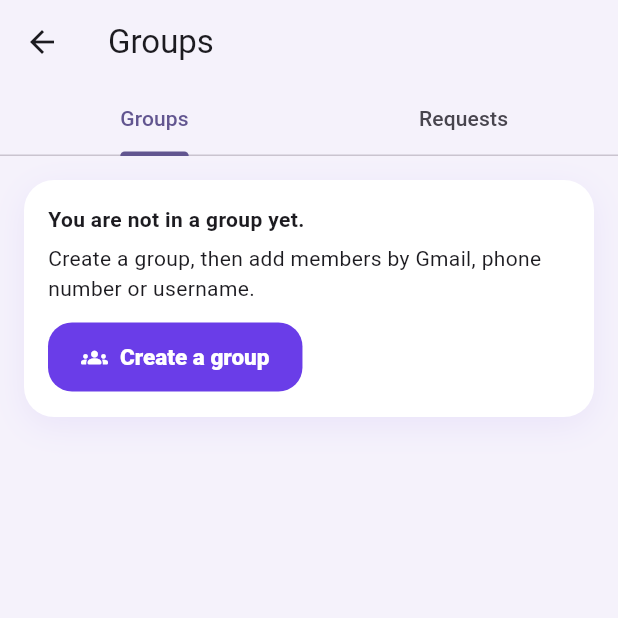
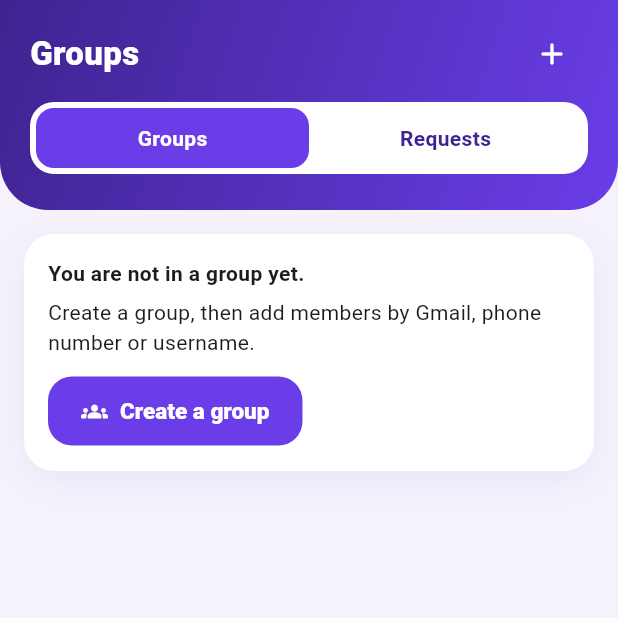
Before and after one commit to musarafique96/household-app, a Flutter app: the FamilyScreen screen opened directly, on a phone screen of 412 x 824 dp, the top half of it. Run offline on Flutter 3.47's test engine with Material 3 defaults, Android fonts, the phone set to English and light mode, and no system bars; our stand-ins replace cloud_firestore, firebase_auth, firebase_core, google_sign_in, local_auth, pdf and 3 more; accounts and stored records are empty.

Commit message:
Groups screen: Accounts-style header, Groups/Requests toggle, show errors instead of spinning
Co-Authored-By: Claude Haiku 5.5 <noreply@anthropic.com>
Claude-Session: https://claude.ai/code/session_01GxBEEVz6jtd6JGLstdxmYE

```diff
--- a/lib/screens/family_screen.dart
+++ b/lib/screens/family_screen.dart
@@ -26,6 +26,7 @@ class FamilyScreen extends StatefulWidget {
 class _FamilyScreenState extends State<FamilyScreen> {
   late Future<_GroupsData> _future;
   bool _busy = false;
+  bool _showRequests = false;
 
   String? get _me => CloudAuth.currentUser?.uid;
   String get _myName => Session.current.value?.name ?? 'Member';
@@ -33,10 +34,13 @@ class _FamilyScreenState extends State<FamilyScreen> {
   @override
   void initState() {
     super.initState();
-    _future = _load();
+    _future = _fetch();
   }
 
-  void _reload() => setState(() => _future = _load());
+  // Gives up after 20 seconds, so a slow or offline connection shows an error instead of spinning forever.
+  Future<_GroupsData> _fetch() => _load().timeout(const Duration(seconds: 20));
+
+  void _reload() => setState(() => _future = _fetch());
 
   void _snack(String text) {
     if (!mounted) return;
@@ -177,39 +181,95 @@ class _FamilyScreenState extends State<FamilyScreen> {
 
   @override
   Widget build(BuildContext context) {
-    return DefaultTabController(
-      length: 2,
-      child: Scaffold(
-        appBar: AppBar(
-          title: const Text('Groups'),
-          bottom: const TabBar(
-            tabs: [Tab(text: 'Groups'), Tab(text: 'Requests')],
+    final signedIn = CloudAuth.currentUser != null;
+    return Scaffold(
+      body: Column(
+        children: [
+          GradientHeader(
+            child: Column(
+              children: [
+                Row(
+                  children: [
+                    const Text('Groups',
+                        style: TextStyle(
+                            color: Colors.white, fontSize: 22, fontWeight: FontWeight.w800)),
+                    const Spacer(),
+                    if (signedIn)
+                      IconButton(
+                        tooltip: 'Create group',
+                        onPressed: _busy ? null : _createGroup,
+                        icon: const Icon(Icons.add_rounded, color: Colors.white),
+                      ),
+                  ],
+                ),
+                const SizedBox(height: 8),
+                Container(
+                  padding: const EdgeInsets.all(4),
+                  decoration: BoxDecoration(
+                    color: Colors.white,
+                    borderRadius: BorderRadius.circular(16),
+                  ),
+                  child: Row(
+                    children: [
+                      _ToggleOption(
+                        label: 'Groups',
+                        selected: !_showRequests,
+                        onTap: () => setState(() => _showRequests = false),
+                      ),
+                      _ToggleOption(
+                        label: 'Requests',
+                        selected: _showRequests,
+                        onTap: () => setState(() => _showRequests = true),
+                      ),
+                    ],
                   ),
                 ),
-        body: CloudAuth.currentUser == null
-            ? const Padding(
+              ],
+            ),
+          ),
+          Expanded(child: _content()),
+        ],
+      ),
+    );
+  }
+
+  Widget _content() {
+    if (CloudAuth.currentUser == null) {
+      return const Padding(
         padding: EdgeInsets.all(16),
         child: SoftCard(
           child: Text(
               'Connect to the cloud first. Sign in with Google, or sign in with your username and password.'),
         ),
-              )
-            : FutureBuilder<_GroupsData>(
+      );
+    }
+    return FutureBuilder<_GroupsData>(
       future: _future,
       builder: (context, snap) {
+        if (snap.hasError) {
+          return Padding(
+            padding: const EdgeInsets.all(16),
+            child: SoftCard(
+              child: Column(
+                crossAxisAlignment: CrossAxisAlignment.start,
+                children: [
+                  const Text("Couldn't load groups and requests.",
+                      style: TextStyle(fontWeight: FontWeight.w700)),
+                  const SizedBox(height: 6),
+                  Text('${snap.error}', style: const TextStyle(color: AppColors.muted)),
+                  const SizedBox(height: 12),
+                  FilledButton(onPressed: _reload, child: const Text('Try again')),
+                ],
+              ),
+            ),
+          );
+        }
         if (!snap.hasData) {
           return const Center(child: CircularProgressIndicator());
         }
         final d = snap.data!;
-                  return TabBarView(
-                    children: [
-                      _groupsTab(d),
-                      _requestsTab(d),
-                    ],
-                  );
+        return _showRequests ? _requestsTab(d) : _groupsTab(d);
       },
-              ),
-      ),
     );
   }
 
@@ -384,3 +444,36 @@ class _FamilyScreenState extends State<FamilyScreen> {
     );
   }
 }
+
+class _ToggleOption extends StatelessWidget {
+  final String label;
+  final bool selected;
+  final VoidCallback onTap;
+
+  const _ToggleOption({required this.label, required this.selected, required this.onTap});
+
+  @override
+  Widget build(BuildContext context) {
+    return Expanded(
+      child: GestureDetector(
+        onTap: onTap,
+        child: AnimatedContainer(
+          duration: const Duration(milliseconds: 200),
+          padding: const EdgeInsets.symmetric(vertical: 10),
+          decoration: BoxDecoration(
+            color: selected ? AppColors.primary : Colors.transparent,
+            borderRadius: BorderRadius.circular(12),
+          ),
+          alignment: Alignment.center,
+          child: Text(
+            label,
+            style: TextStyle(
+              color: selected ? Colors.white : AppColors.deep,
+              fontWeight: FontWeight.w700,
+            ),
+          ),
+        ),
+      ),
+    );
+  }
+}
```
Lines whose indentation alone changed are shown as unchanged.
